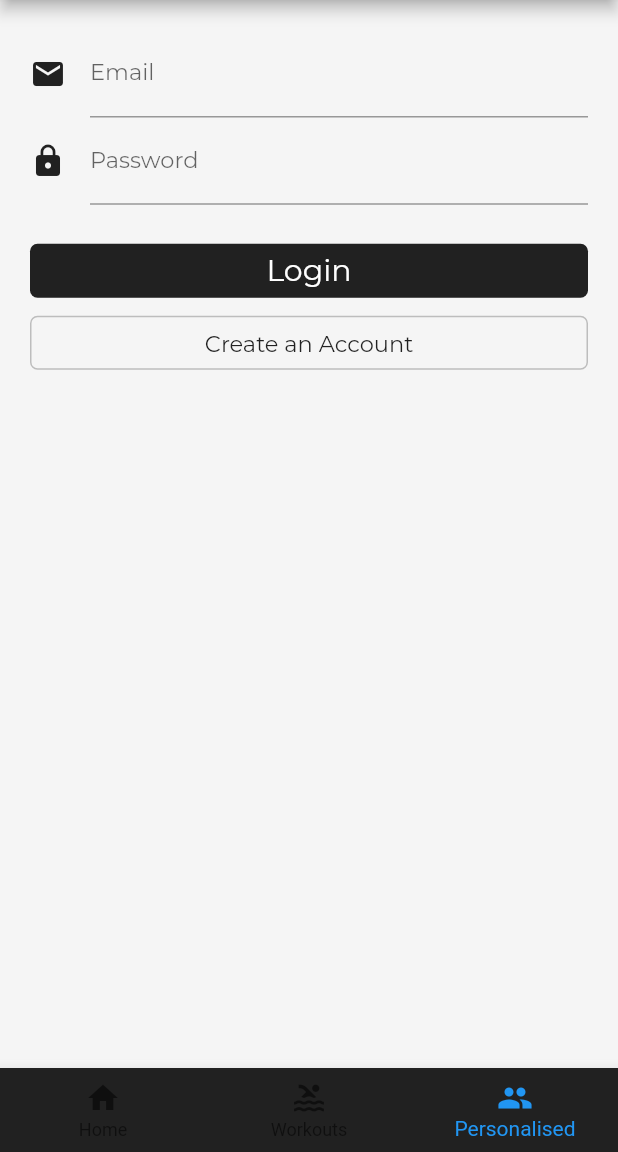
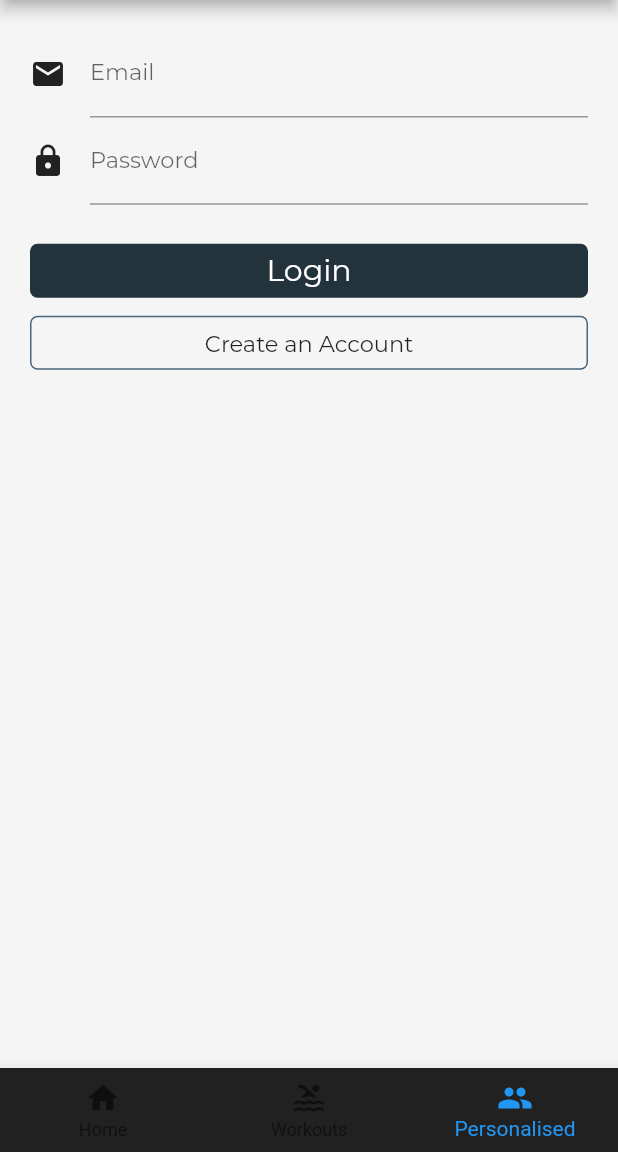
Before and after one commit to sushbalajee/GymFlutter, a Flutter app: the screen it shows after launch, item 3 of the bottom bar chosen, on a phone screen of 412 x 824 dp, the part 84-1236 px from its top. Run offline on Flutter 3.47's test engine with Material 2 defaults, Android fonts, the phone set to English and light mode, and no system bars; our stand-ins replace connectivity, firebase_auth, firebase_database, firebase_storage, shared_preferences; missing offline and left inert: autocomplete_textfield; accounts and stored records are empty; network calls fail.

Commit message:
minor color changes

```diff
--- a/gym_app/lib/login.dart
+++ b/gym_app/lib/login.dart
@@ -372,7 +372,7 @@ class LoginPageState extends State<Login> {
         new Container(
             padding: EdgeInsets.only(top: 20.0),
             child: new FlatButton(
-                color: Colors.grey[900],
+                color: Color(0xFF22333B),
                 child: new Text(
                   "Login",
                   style: TextStyle(
@@ -387,7 +387,7 @@ class LoginPageState extends State<Login> {
                 shape: new RoundedRectangleBorder(
                     borderRadius: new BorderRadius.circular(5.0)))),
         new OutlineButton(
-            borderSide: BorderSide(color: Colors.grey[400]),
+            borderSide: BorderSide(color: Color(0xFF4A657A)),
             child: new Text("Create an Account",
                 style: new TextStyle(fontSize: 15.0, fontFamily: "Montserrat")),
             onPressed: moveToRegister,
@@ -400,7 +400,7 @@ class LoginPageState extends State<Login> {
         new Container(
             padding: EdgeInsets.only(top: 20.0),
             child: new RaisedButton(
-                color: Colors.grey[900],
+                color: Color(0xFF22333B),
                 child: new Text(
                   "Register",
                   style: TextStyle(
@@ -412,7 +412,7 @@ class LoginPageState extends State<Login> {
                 shape: new RoundedRectangleBorder(
                     borderRadius: new BorderRadius.circular(5.0)))),
         new OutlineButton(
-          borderSide: BorderSide(color: Colors.grey[400]),
+          borderSide: BorderSide(color: Color(0xFF4A657A)),
           padding: EdgeInsets.all(10.0),
           child: new Text("Already have an account? Login in here",
               textAlign: TextAlign.center,
@@ -425,9 +425,10 @@ class LoginPageState extends State<Login> {
         new Container(
             //padding: EdgeInsets.only(top: screenHeight/6),
             child: new FlatButton(
-                color: Colors.grey[300],
+                color: Color(0xFF4A657A),
                 child: new Text("Register as a Trainer",
                     style: new TextStyle(
+                      color: Colors.white,
                         fontSize: 15.0, fontFamily: "Montserrat")),
                 shape: new RoundedRectangleBorder(
                   borderRadius: new BorderRadius.circular(5.0),
--- a/gym_app/lib/personalisedWorkouts.dart
+++ b/gym_app/lib/personalisedWorkouts.dart
@@ -37,7 +37,7 @@ class _NextPageStatePersonal extends State<WorkoutsListPersonal> {
   void initState() {
     super.initState();
 
-  print("YOSEPH: " + widget.userUid);
+  print("My ID is " + widget.userUid);
   print(widget.value);
   print("Key: $widget.key");
   timer = new Timer(const Duration(seconds: 5), () {
@@ -99,6 +99,7 @@ class _NextPageStatePersonal extends State<WorkoutsListPersonal> {
                       elevation: 3.0,
                        child:
                   new ListTile(
+                    contentPadding: EdgeInsets.only(top: 10.0, bottom: 10.0, left: 15.0),
                     leading: CircleAvatar(child: Text("$workoutNumber", style: TextStyle(color: Colors.white),),
                     backgroundColor: Color(0xFF4A657A)),
                     title: Text(items[index].workoutname,
```
Also changed, not shown: gym_app/lib/home.dart (+6 -13 lines).
